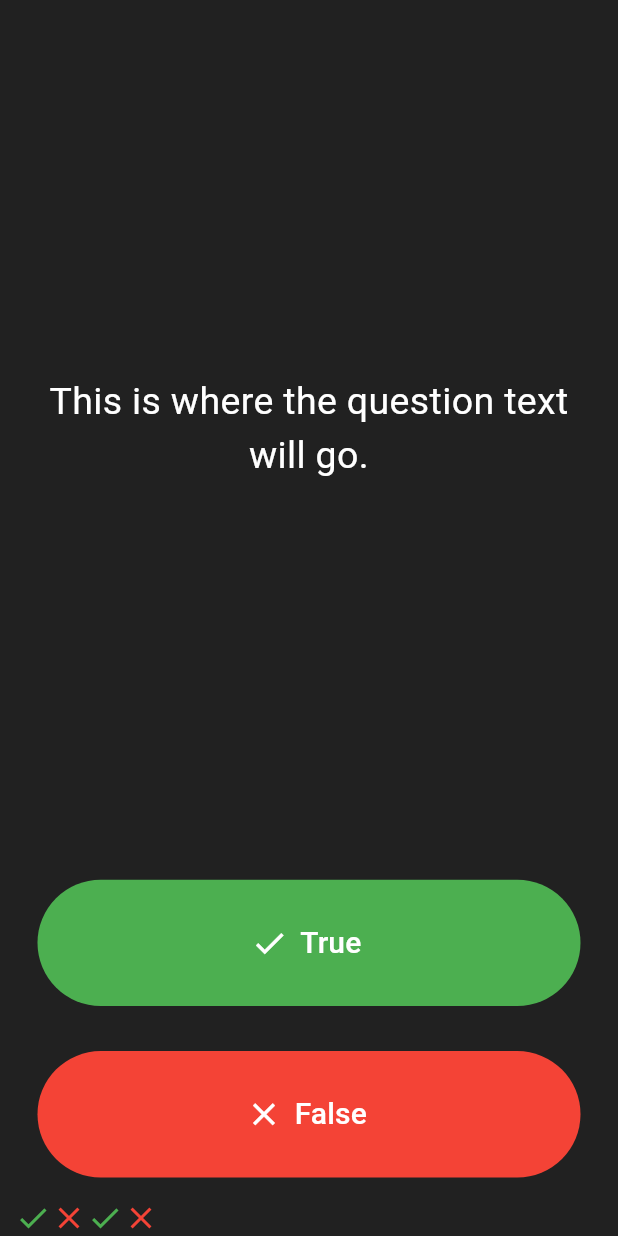
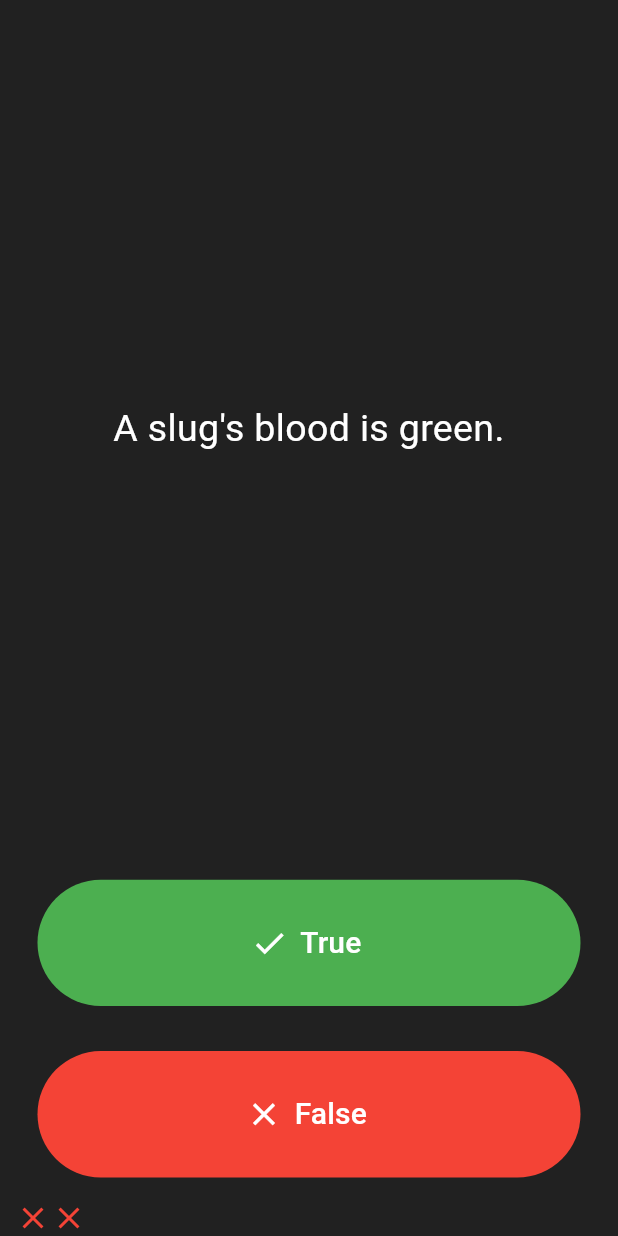
Before and after one commit to Sinjanthu/quzzlerny, a Flutter app: the screen it shows after launch, after a tap on "True", after a tap on "False", on a phone screen of 412 x 824 dp. Run offline on Flutter 3.47's test engine with Material 3 defaults, Android fonts, the phone set to English and light mode, and no system bars.

Commit message:
fixed 006

```diff
--- a/lib/main.dart
+++ b/lib/main.dart
@@ -11,7 +11,7 @@ class Quizzler extends StatelessWidget {
       debugShowCheckedModeBanner: false,
       home: Scaffold(
         backgroundColor: Colors.grey.shade900,
-        body: SafeArea(
+        body: const SafeArea(
           child: Padding(
             padding: EdgeInsets.symmetric(horizontal: 10.0),
             child: QuizPage(),
@@ -30,29 +30,48 @@ class QuizPage extends StatefulWidget {
 }
 
 class _QuizPageState extends State<QuizPage> {
-  List<Icon> scorekeeper = [
-    Icon(
-      Icons.check,
-      color: Colors.green,
-    ),
-    Icon(
-      Icons.close,
-      color: Colors.red,
-    )
+  List<Icon> scorekeeper = [];
+  int questionNumber = 0;
+  List<String> questions = [
+    'You can lead a cow down stairs but not up stairs.',
+    'Approximately one quarter of human bones are in the feet.',
+    'A slug\'s blood is green.',
+    'The ocean is salty.',
+    'Penguins can fly.',
+    'The Earth is round.',
+    'Seeds grow into plants. ',
+    'All insects have six legs.',
+    'The sun is a giant ball of fire.',
+    'Apples grow on vines.',
+    'All butterflies are colorful.'
   ];
+  List<bool> answers = [
+    false,
+    true,
+    true,
+    true,
+    false,
+    true,
+    true,
+    true,
+    true,
+    false,
+    true
+  ];
+
   @override
   Widget build(BuildContext context) {
     return Column(
       mainAxisAlignment: MainAxisAlignment.spaceBetween,
       crossAxisAlignment: CrossAxisAlignment.stretch,
       children: <Widget>[
-        const Expanded(
+        Expanded(
           flex: 5,
           child: Padding(
             padding: EdgeInsets.all(10.0),
             child: Center(
               child: Text(
-                'This is where the question text will go.',
+                questions[questionNumber],
                 textAlign: TextAlign.center,
                 style: TextStyle(
                   fontSize: 25.0,
@@ -64,20 +83,31 @@ class _QuizPageState extends State<QuizPage> {
         ),
         Expanded(
           child: Padding(
-            padding: EdgeInsets.all(15.0),
+            padding: const EdgeInsets.all(15.0),
             child: TextButton.icon(
               style: TextButton.styleFrom(
                 backgroundColor: Colors.green,
               ),
               onPressed: () {
+                bool correctAnswer = answers[questionNumber];
+                if (correctAnswer == true) {
                   setState(() {
-                  scorekeeper.add(Icon(
+                    questionNumber++;
+                    scorekeeper.add(const Icon(
                       Icons.check,
                       color: Colors.green,
                     ));
                   });
-
-                // print("user pressed true");
+                } else {
+                  setState(() {
+                    questionNumber++;
+                    scorekeeper.add(const Icon(
+                      Icons.close,
+                      color: Colors.red,
+                    ));
+                  });
+                }
+                ;
               },
               icon: const Icon(Icons.check, size: 25, color: Colors.white),
               label: const Text(
@@ -89,18 +119,31 @@ class _QuizPageState extends State<QuizPage> {
         ),
         Expanded(
           child: Padding(
-            padding: EdgeInsets.all(15.0),
+            padding: const EdgeInsets.all(15.0),
             child: TextButton.icon(
               style: TextButton.styleFrom(
                 backgroundColor: Colors.red,
               ),
               onPressed: () {
+                bool correctAnswer = answers[questionNumber];
+                if (correctAnswer == false) {
                   setState(() {
-                  scorekeeper.add(Icon(
+                    questionNumber++;
+                    scorekeeper.add(const Icon(
+                      Icons.check,
+                      color: Colors.green,
+                    ));
+                  });
+                } else {
+                  setState(() {
+                    questionNumber++;
+                    scorekeeper.add(const Icon(
                       Icons.close,
                       color: Colors.red,
                     ));
                   });
+                }
+                ;
               },
               icon: const Icon(
                 Icons.close,
@@ -121,9 +164,3 @@ class _QuizPageState extends State<QuizPage> {
     );
   }
 }
-
-/*
-question1: 'You can lead a cow down stairs but not up stairs.', false,
-question2: 'Approximately one quarter of human bones are in the feet.', true,
-question3: 'A slug\'s blood is green.', true,
-*/
```
Also changed, not shown: 6 other files. Lines whose indentation alone changed are shown as unchanged.
